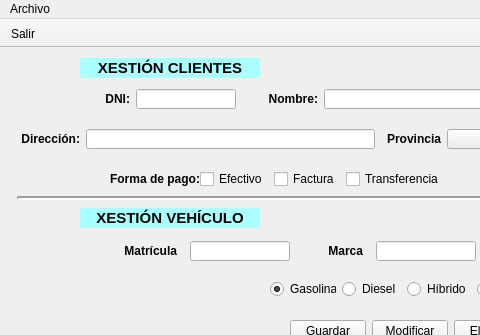
Old version of the form ui/ventMain.ui in the repository arielcostas/dam-di-costasguerrero; both pictures show x 0 to 480 and y 0 to 335 of the 800 by 600 pixel window.
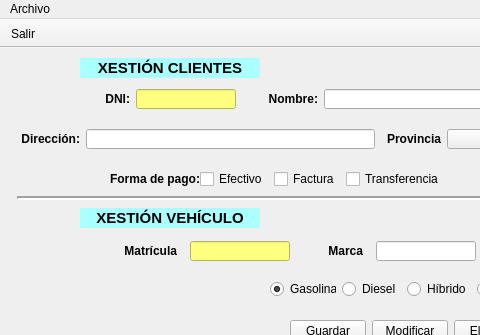
New version of the form. Icons and pictures are not drawn.

Diff of the .ui file:
```diff
--- a/ui/ventMain.ui
+++ b/ui/ventMain.ui
@@ -123,6 +123,9 @@
          <height>20</height>
         </size>
        </property>
+       <property name="styleSheet">
+        <string notr="true">background-color: rgb(255, 255, 127)</string>
+       </property>
       </widget>
      </item>
      <item>
@@ -520,6 +523,12 @@
          <height>20</height>
         </size>
        </property>
+       <property name="autoFillBackground">
+        <bool>false</bool>
+       </property>
+       <property name="styleSheet">
+        <string notr="true">background-color: rgb(255, 255, 127)</string>
+       </property>
       </widget>
      </item>
      <item>
```
Left out of the diff: 10 changed lines with no effect on the pictures.
